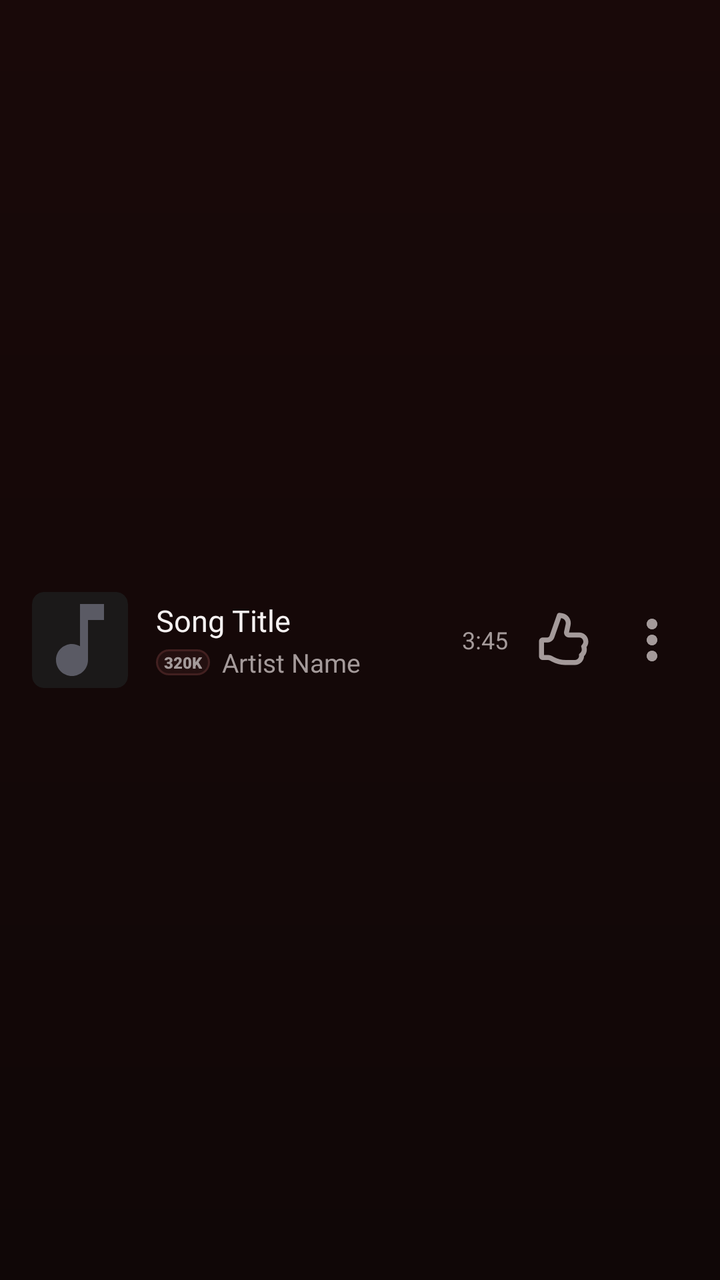
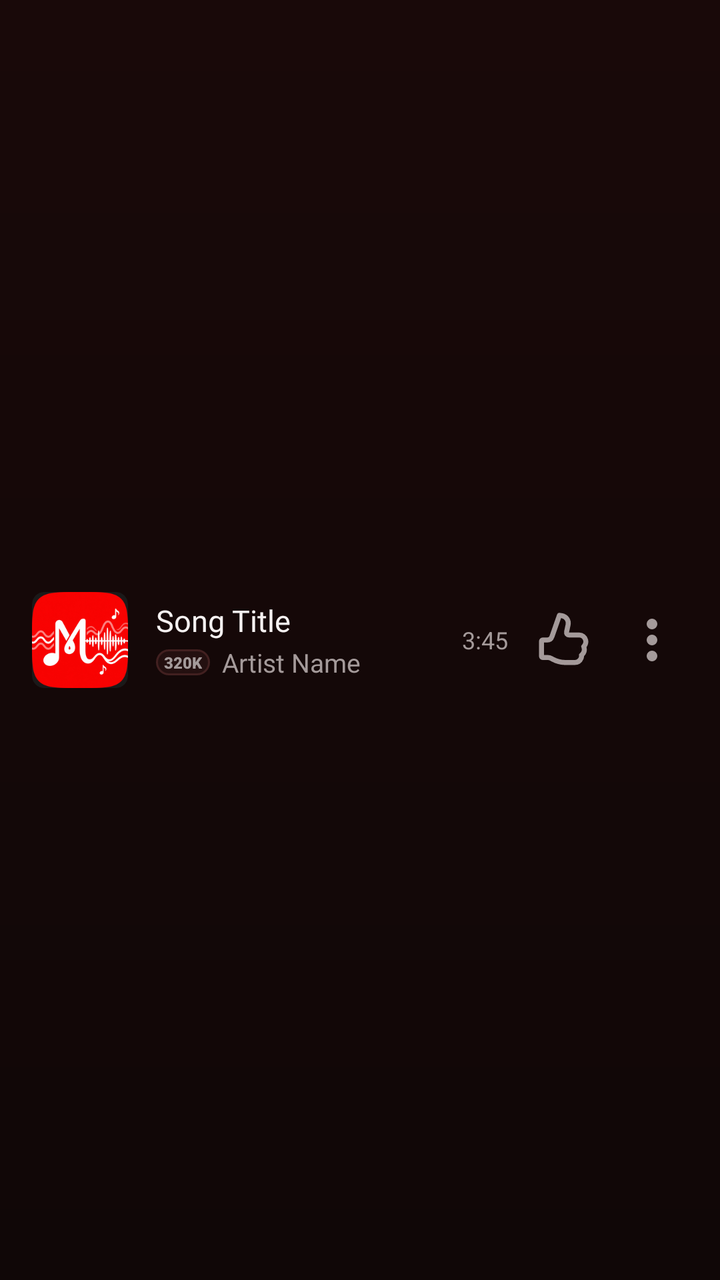

Before-and-after screenshots of an Android layout around one commit, followed by the original layout XML and the change that was made.
<!-- AndroidManifest.xml: application theme Theme.BraveMusicPlayer -->
<!-- res/layout/item_song.xml -->
<?xml version="1.0" encoding="utf-8"?>
<LinearLayout xmlns:android="http://schemas.android.com/apk/res/android"
    xmlns:app="http://schemas.android.com/apk/res-auto"
    android:layout_width="match_parent"
    android:layout_height="wrap_content"
    android:background="?android:attr/selectableItemBackground"
    android:gravity="center_vertical"
    android:orientation="horizontal"
    android:paddingStart="16dp"
    android:paddingTop="8dp"
    android:paddingEnd="12dp"
    android:paddingBottom="8dp">

    
    <androidx.cardview.widget.CardView
        android:layout_width="48dp"
        android:layout_height="48dp"
        app:cardBackgroundColor="@color/surfaceCard"
        app:cardCornerRadius="6dp"
        app:cardElevation="0dp">

        <ImageView
            android:id="@+id/ivCover"
            android:layout_width="match_parent"
            android:layout_height="match_parent"
            android:contentDescription="Cover Art"
            android:scaleType="centerCrop"
            android:src="@drawable/ic_music_note" />
    </androidx.cardview.widget.CardView>

    
    <LinearLayout
        android:layout_width="0dp"
        android:layout_height="wrap_content"
        android:layout_marginStart="14dp"
        android:layout_marginEnd="8dp"
        android:layout_weight="1"
        android:orientation="vertical">

        <TextView
            android:id="@+id/tvSongTitle"
            android:layout_width="wrap_content"
            android:layout_height="wrap_content"
            android:ellipsize="end"
            android:fontFamily="@font/youtube_sans_bold_font"
            android:maxLines="1"
            android:text="Song Title"
            android:textColor="@color/textPrimary"
            android:textSize="15sp" />

        <LinearLayout
            android:layout_width="wrap_content"
            android:layout_height="wrap_content"
            android:layout_marginTop="2dp"
            android:gravity="center_vertical"
            android:orientation="horizontal">

            <TextView
                android:id="@+id/tvHiFiBadge"
                android:layout_width="wrap_content"
                android:layout_height="wrap_content"
                android:layout_marginEnd="6dp"
                android:background="@drawable/bg_pill_badge"
                android:fontFamily="sans-serif-black"
                android:paddingStart="4dp"
                android:paddingTop="1dp"
                android:paddingEnd="4dp"
                android:paddingBottom="1dp"
                android:text="320K"
                android:textColor="@color/textSecondary"
                android:textSize="8sp" />

            <TextView
                android:id="@+id/tvSongArtist"
                android:layout_width="wrap_content"
                android:layout_height="wrap_content"
                android:ellipsize="end"
                android:fontFamily="sans-serif"
                android:maxLines="1"
                android:text="Artist Name"
                android:textColor="@color/textSecondary"
                android:textSize="13sp" />

            <TextView
                android:id="@+id/tvSongAlbum"
                android:layout_width="wrap_content"
                android:layout_height="wrap_content"
                android:ellipsize="end"
                android:fontFamily="sans-serif"
                android:maxLines="1"
                android:text=""
                android:textColor="@color/textDisabled"
                android:textSize="11sp"
                android:visibility="gone" />
        </LinearLayout>
    </LinearLayout>

    
    <TextView
        android:id="@+id/tvSongDuration"
        android:layout_width="wrap_content"
        android:layout_height="wrap_content"
        android:layout_marginEnd="6dp"
        android:fontFamily="sans-serif"
        android:text="3:45"
        android:textColor="@color/textSecondary"
        android:textSize="12sp" />

    
    <ImageView
        android:id="@+id/btnLikeSong"
        android:layout_width="44dp"
        android:layout_height="44dp"
        android:background="?android:attr/selectableItemBackgroundBorderless"
        android:contentDescription="Like Song"
        android:padding="7dp"
        android:src="@drawable/ic_ytm_thumb_up_outline"
        app:tint="@color/textSecondary" />

    
    <ImageView
        android:id="@+id/btnAddToQueue"
        android:layout_width="44dp"
        android:layout_height="44dp"
        android:background="?android:attr/selectableItemBackgroundBorderless"
        android:contentDescription="Song Options"
        android:padding="6dp"
        android:src="@drawable/ic_ytm_overflow"
        app:tint="@color/textSecondary" />

</LinearLayout>
<!-- resources referenced by this layout -->
<resources>
  <color name="surfaceCard">#1B1919</color>
  <color name="textDisabled">#686060</color>
  <color name="textPrimary">#F5F1F1</color>
  <color name="textSecondary">#A49A9A</color>
  <!-- drawable bg_pill_badge (drawable) -->
  <?xml version="1.0" encoding="utf-8"?>
  <shape xmlns:android="http://schemas.android.com/apk/res/android"
      android:shape="rectangle">
      <solid android:color="@color/surfaceElevated" />
      <stroke
          android:width="1dp"
          android:color="@color/borderSubtle" />
      <corners android:radius="6dp" />
  </shape>
  <!-- drawable ic_music_note (drawable) -->
  <vector xmlns:android="http://schemas.android.com/apk/res/android"
      android:width="24dp"
      android:height="24dp"
      android:viewportWidth="24"
      android:viewportHeight="24">
      <path
          android:fillColor="#5A5A64"
          android:pathData="M12,3v10.55c-0.59,-0.34 -1.27,-0.55 -2,-0.55 -2.21,0 -4,1.79 -4,4s1.79,4 4,4 4,-1.79 4,-4V7h4V3h-6z"/>
  </vector>
  <!-- drawable ic_ytm_overflow (drawable) -->
  <?xml version="1.0" encoding="utf-8"?>
  <vector  android:height="24.0dp" android:width="24.0dp" android:viewportWidth="24.0" android:viewportHeight="24.0"
    xmlns:android="http://schemas.android.com/apk/res/android">
      <path android:fillColor="@android:color/white" android:pathData="M12,4a2,2 0,1 0,0 4,2 2,0 0,0 0,-4ZM12,10a2,2 0,1 0,0 4,2 2,0 0,0 0,-4ZM12,16a2,2 0,1 0,0 4,2 2,0 0,0 0,-4Z" />
  </vector>
  <style name="Theme.BraveMusicPlayer" parent="Theme.MaterialComponents.DayNight.NoActionBar">
          <item name="colorPrimary">@color/accentPrimary</item>
          <item name="colorPrimaryVariant">@color/surfaceCard</item>
          <item name="colorOnPrimary">@color/textPrimary</item>
          <item name="colorSecondary">@color/accentPrimary</item>
          <item name="colorSecondaryVariant">@color/accentPressed</item>
          <item name="colorOnSecondary">@color/textPrimary</item>
          <item name="android:colorBackground">@color/background</item>
          <item name="android:statusBarColor">@color/background</item>
          <item name="android:navigationBarColor">@color/backgroundSecondary</item>
          <item name="android:windowLightStatusBar">false</item>
          <item name="android:windowLightNavigationBar" tools:targetApi="27">false</item>
          <item name="android:windowBackground">@drawable/bg_ytm_gradient</item>
          <item name="bottomSheetDialogTheme">@style/MelodyBottomSheetDialogTheme</item>
      </style>
  <color name="surfaceElevated">#241010</color>
  <color name="borderSubtle">#422020</color>
  <color name="accentPrimary">#B8203A</color>
  <color name="accentPressed">#8F1830</color>
  <color name="background">#100707</color>
  <color name="backgroundSecondary">#190909</color>
  <!-- drawable bg_ytm_gradient (drawable) -->
  <?xml version="1.0" encoding="utf-8"?>
  <shape xmlns:android="http://schemas.android.com/apk/res/android"
      android:shape="rectangle">
      <gradient
          android:angle="270"
          android:startColor="@color/backgroundSecondary"
          android:endColor="@color/background"
          android:type="linear" />
  </shape>
  <style name="MelodyBottomSheetDialogTheme" parent="Theme.Design.Light.BottomSheetDialog">
          <item name="bottomSheetStyle">@style/MelodyBottomSheetStyle</item>
          <item name="android:windowIsFloating">false</item>
          <item name="android:navigationBarColor">@color/backgroundSecondary</item>
          <item name="android:windowLightNavigationBar" tools:targetApi="27">false</item>
      </style>
  <style name="MelodyBottomSheetStyle" parent="Widget.Design.BottomSheet.Modal">
          <item name="android:background">@android:color/transparent</item>
      </style>
  <!-- unchanged entries left out for length: 1 -->
</resources>

<!-- the commit's change to res/layout/item_song.xml (unified diff, before → after) -->
@@ -25,7 +25,7 @@
             android:layout_height="match_parent"
             android:contentDescription="Cover Art"
             android:scaleType="centerCrop"
-            android:src="@drawable/ic_music_note" />
+            android:src="@drawable/ic_melody_logo" />
     </androidx.cardview.widget.CardView>
 
     
<!-- resource entries referenced after the edit -->
@@ -14,16 +14,7 @@
           android:color="@color/borderSubtle" />
       <corners android:radius="6dp" />
   </shape>
-  <!-- drawable ic_music_note (drawable) -->
-  <vector xmlns:android="http://schemas.android.com/apk/res/android"
-      android:width="24dp"
-      android:height="24dp"
-      android:viewportWidth="24"
-      android:viewportHeight="24">
-      <path
-          android:fillColor="#5A5A64"
-          android:pathData="M12,3v10.55c-0.59,-0.34 -1.27,-0.55 -2,-0.55 -2.21,0 -4,1.79 -4,4s1.79,4 4,4 4,-1.79 4,-4V7h4V3h-6z"/>
-  </vector>
+  <!-- drawable ic_melody_logo: png bitmap (drawable, 46801 bytes) -->
   <!-- drawable ic_ytm_overflow (drawable) -->
   <?xml version="1.0" encoding="utf-8"?>
   <vector  android:height="24.0dp" android:width="24.0dp" android:viewportWidth="24.0" android:viewportHeight="24.0"
